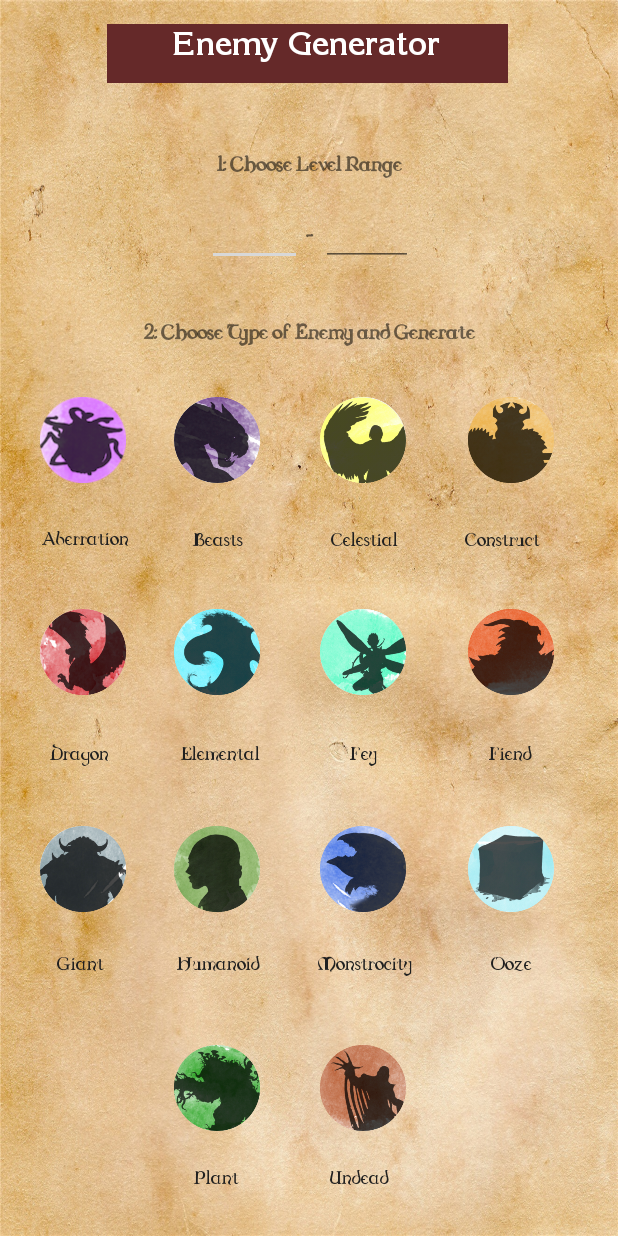
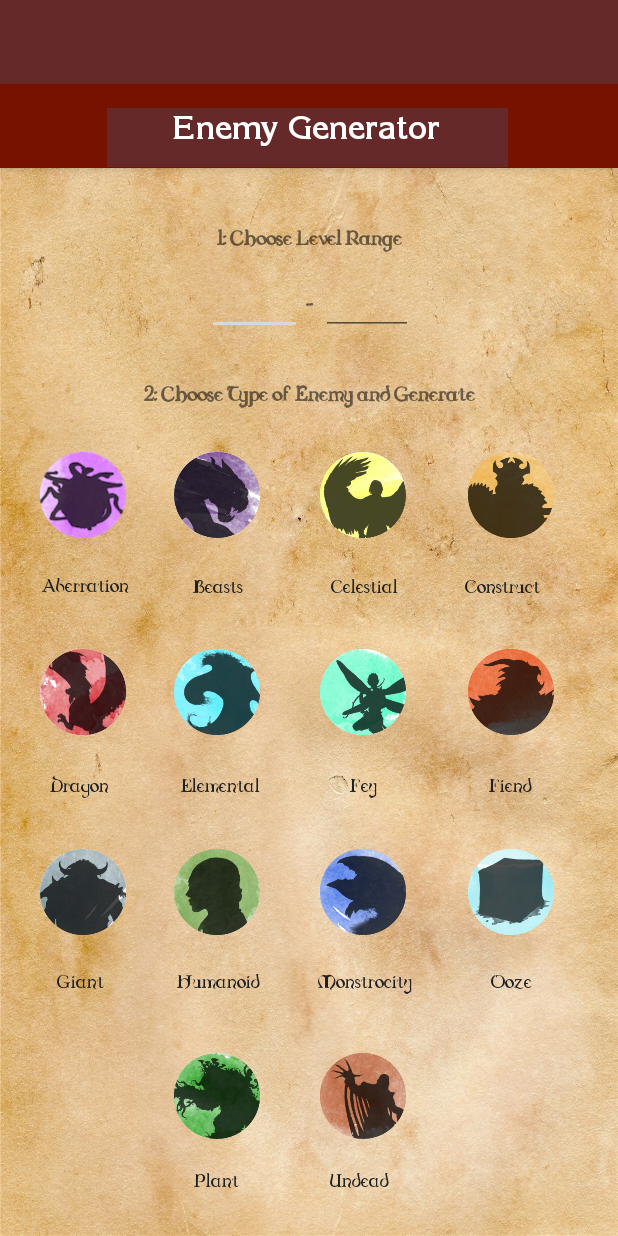
Before and after one commit to yanamagtoto/DungeonMastersToolbox2, an Android app: the layout activity_enemy_generator.xml on its own in the app's theme, with its tools: preview values and no code run, on a phone screen of 412 x 824 dp. Run offline under Robolectric (Android 15) with nearby library versions, the phone set to English and light mode, and no system bars.

Commit message:
made changes on one xml file for navigation

```diff
--- a/app/src/main/AndroidManifest.xml
+++ b/app/src/main/AndroidManifest.xml
@@ -4,9 +4,9 @@
 
     <application
         android:allowBackup="true"
-        android:icon="@mipmap/ic_launcher"
+        android:icon="@drawable/app_logo"
         android:label="@string/app_name"
-        android:roundIcon="@mipmap/ic_launcher_round"
+        android:roundIcon="@drawable/app_logo"
         android:supportsRtl="true"
         android:theme="@style/AppTheme">
         <activity
@@ -21,4 +21,5 @@
         </activity>
     </application>
 
+
 </manifest>
--- a/app/src/main/res/layout/activity_enemy_generator.xml
+++ b/app/src/main/res/layout/activity_enemy_generator.xml
@@ -1,11 +1,24 @@
 <?xml version="1.0" encoding="utf-8"?>
-<android.support.constraint.ConstraintLayout
-    xmlns:android="http://schemas.android.com/apk/res/android"
+
+<android.support.v4.widget.DrawerLayout xmlns:android="http://schemas.android.com/apk/res/android"
     xmlns:app="http://schemas.android.com/apk/res-auto"
     xmlns:tools="http://schemas.android.com/tools"
+    android:background="@drawable/dndbg"
+    android:id="@+id/drawer_layout"
     android:layout_width="match_parent"
     android:layout_height="match_parent"
-    android:background="@drawable/dndbg">>
+    android:fitsSystemWindows="true"
+    tools:openDrawer="start">
+
+
+    <android.support.constraint.ConstraintLayout
+        android:layout_width="match_parent"
+        android:layout_height="match_parent">
+        <include
+            layout="@layout/app_bar_main"
+            android:layout_width="match_parent"
+            android:layout_height="match_parent" />
+
 
         <TextView
             android:id="@+id/txtview_label"
@@ -548,5 +561,6 @@
             app:layout_constraintStart_toStartOf="parent"
             app:layout_constraintTop_toTopOf="parent"
             app:layout_constraintVertical_bias="0.967" />
+    </android.support.constraint.ConstraintLayout>
 
-</android.support.constraint.ConstraintLayout>
+</android.support.v4.widget.DrawerLayout>
```
Also changed, not shown: app/src/main/java/com/example/andres/dungeonmasterstoolbox/MainActivity.java (+0 -9 lines). Lines whose indentation alone changed are shown as unchanged.
